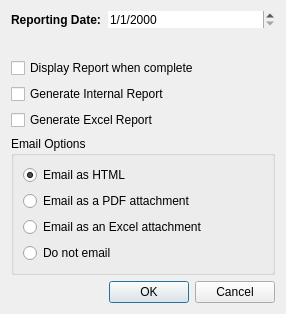
This is plugins/includes/dialogNotesArchiveOptions.ui in kestermckinney/ProjectNotes as Qt 5 draws it before an edit. The edited form follows.
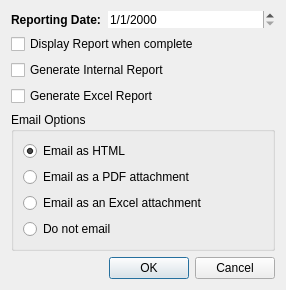
This is the edited form.

What changed in the file:
```diff
--- a/plugins/includes/dialogNotesArchiveOptions.ui
+++ b/plugins/includes/dialogNotesArchiveOptions.ui
@@ -7,7 +7,7 @@
     <x>0</x>
     <y>0</y>
     <width>286</width>
-    <height>314</height>
+    <height>266</height>
    </rect>
   </property>
   <property name="windowTitle">
```
Left out of the diff: 2 changed lines with no effect on the pictures.
